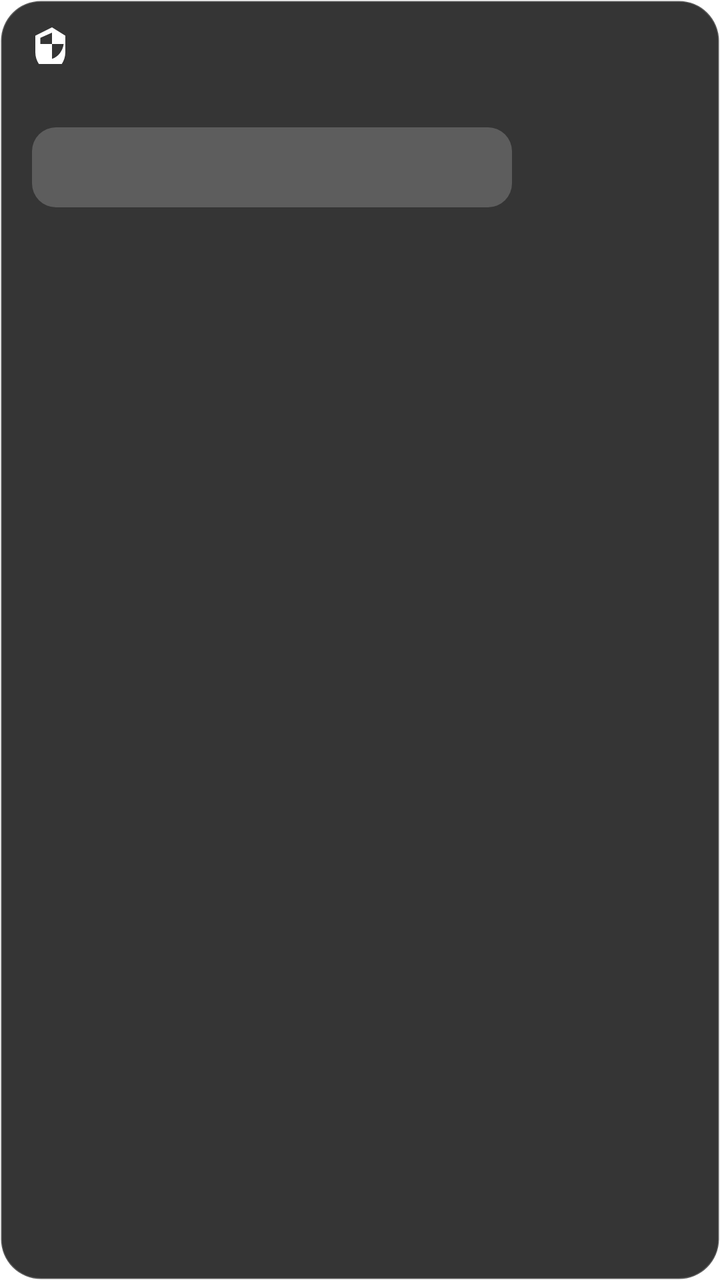
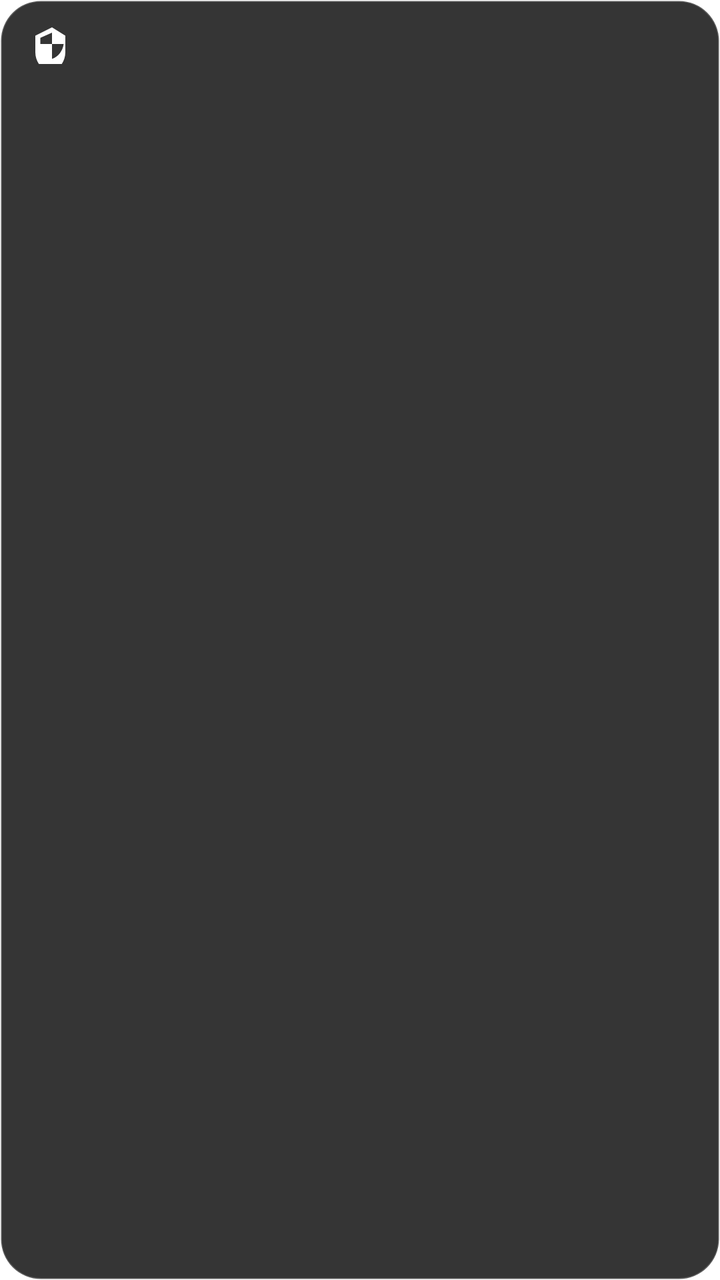

An Android layout rendered at two revisions. The XML below is the earlier revision; the diff shows what the commit changed to produce the second picture.
<!-- AndroidManifest.xml: application theme AppTheme -->
<!-- res/layout/overlay_floating_window.xml -->
<?xml version="1.0" encoding="utf-8"?>
<LinearLayout xmlns:android="http://schemas.android.com/apk/res/android"
    android:layout_width="wrap_content"
    android:layout_height="wrap_content"
    android:orientation="vertical"
    android:background="@drawable/overlay_background"
    android:paddingStart="16dp"
    android:paddingEnd="16dp"
    android:paddingTop="12dp"
    android:paddingBottom="12dp"
    android:elevation="8dp">

    
    <LinearLayout
        android:layout_width="wrap_content"
        android:layout_height="wrap_content"
        android:orientation="horizontal"
        android:gravity="center_vertical"
        android:layout_marginBottom="6dp">

        <ImageView
            android:id="@+id/overlay_collapse"
            android:layout_width="20dp"
            android:layout_height="20dp"
            android:src="@drawable/ic_floating_window_24"
            android:contentDescription="@string/floating_window_collapse"
            android:alpha="1" />

        <TextView
            android:layout_width="wrap_content"
            android:layout_height="wrap_content"
            android:layout_marginStart="6dp"
            android:text="@string/floating_window_title"
            android:textColor="?android:textColorSecondary"
            android:textSize="11sp"
            android:textStyle="bold" />

    </LinearLayout>

    
    <LinearLayout
        android:id="@+id/overlay_expanded"
        android:layout_width="240dp"
        android:layout_height="wrap_content"
        android:orientation="vertical">

        
        <TextView
            android:id="@+id/overlay_hint"
            android:layout_width="match_parent"
            android:layout_height="wrap_content"
            android:text="@string/floating_window_hint_idle"
            android:textColor="?android:textColorPrimary"
            android:textSize="13sp"
            android:layout_marginBottom="8dp"
            android:maxLines="3"
            android:ellipsize="end" />

        
        <EditText
            android:id="@+id/overlay_input"
            android:layout_width="match_parent"
            android:layout_height="40dp"
            android:hint="@string/floating_window_input_hint"
            android:textColorHint="?android:textColorHint"
            android:textColor="?android:textColorPrimary"
            android:textSize="14sp"
            android:background="@drawable/overlay_input_background"
            android:paddingStart="12dp"
            android:paddingEnd="12dp"
            android:singleLine="true"
            android:imeOptions="actionGo"
            android:inputType="text"
            android:textCursorDrawable="@null" />

    </LinearLayout>

</LinearLayout>
<!-- resources referenced by this layout -->
<resources>
  <!-- drawable ic_floating_window_24 (drawable) -->
  <?xml version="1.0" encoding="utf-8"?>
  <vector xmlns:android="http://schemas.android.com/apk/res/android"
      android:width="24dp"
      android:height="24dp"
      android:viewportWidth="24"
      android:viewportHeight="24"
      android:tint="#FFFFFF">
      <path
          android:fillColor="@android:color/white"
          android:pathData="M12,2L2,7v10c0,5.55 3.84,10.74 9,12 5.16,-1.26 9,-6.45 9,-12V7L12,2zM12,11.99h7c-0.53,4.12 -3.28,7.79 -7,8.94V12H5V8.3l7,-3.11v6.8z" />
  </vector>
  <!-- drawable overlay_background (drawable) -->
  <?xml version="1.0" encoding="utf-8"?>
  <shape xmlns:android="http://schemas.android.com/apk/res/android"
      android:shape="rectangle">
      <solid android:color="#E6202020" />
      <corners android:radius="20dp" />
      <stroke
          android:width="1dp"
          android:color="#33FFFFFF" />
  </shape>
  <!-- drawable overlay_input_background (drawable) -->
  <?xml version="1.0" encoding="utf-8"?>
  <shape xmlns:android="http://schemas.android.com/apk/res/android"
      android:shape="rectangle">
      <solid android:color="#33FFFFFF" />
      <corners android:radius="12dp" />
  </shape>
  <string name="floating_window_collapse">Collapse/Expand</string>
  <string name="floating_window_hint_idle">Ready. Waiting for request…</string>
  <string name="floating_window_input_hint">Enter code / password</string>
  <string name="floating_window_title" translatable="false">Shizuku Next</string>
  <style name="AppTheme" parent="Theme.Light" />
  <style name="Theme.Light" parent="Base.AppTheme.Light" />
  <style name="Base.AppTheme.Light" parent="Theme.Material3.Light.Shizuku">
          <item name="android:statusBarColor">?android:colorBackground</item>
  
          <item name="appColorPrimary">@color/app_color_light</item>
          <item name="homeCardStyle">@style/Card.Light</item>
  
          <item name="android:windowActionBar">false</item>
          <item name="android:windowNoTitle">true</item>
          <item name="windowActionBar">false</item>
          <item name="windowNoTitle">true</item>
      </style>
  <color name="app_color_light">#3F51B5</color>
  <style name="Card.Light" />
</resources>

<!-- the commit's change to res/layout/overlay_floating_window.xml (unified diff, before → after) -->
@@ -53,7 +53,7 @@
             android:textColor="?android:textColorPrimary"
             android:textSize="13sp"
             android:layout_marginBottom="8dp"
-            android:maxLines="3"
+            android:maxLines="4"
             android:ellipsize="end" />
 
         
@@ -70,8 +70,9 @@
             android:paddingEnd="12dp"
             android:singleLine="true"
             android:imeOptions="actionGo"
-            android:inputType="text"
-            android:textCursorDrawable="@null" />
+            android:inputType="number"
+            android:textCursorDrawable="@null"
+            android:visibility="gone" />
 
     </LinearLayout>
 
<!-- resource entries referenced after the edit -->
@@ -29,9 +29,9 @@
       <solid android:color="#33FFFFFF" />
       <corners android:radius="12dp" />
   </shape>
-  <string name="floating_window_collapse">Collapse/Expand</string>
-  <string name="floating_window_hint_idle">Ready. Waiting for request…</string>
-  <string name="floating_window_input_hint">Enter code / password</string>
+  <string name="floating_window_collapse">折叠/展开</string>
+  <string name="floating_window_hint_idle">就绪，等待请求…</string>`n
+  <string name="floating_window_input_hint">输入配对码</string>
   <string name="floating_window_title" translatable="false">Shizuku Next</string>
   <style name="AppTheme" parent="Theme.Light" />
   <style name="Theme.Light" parent="Base.AppTheme.Light" />
